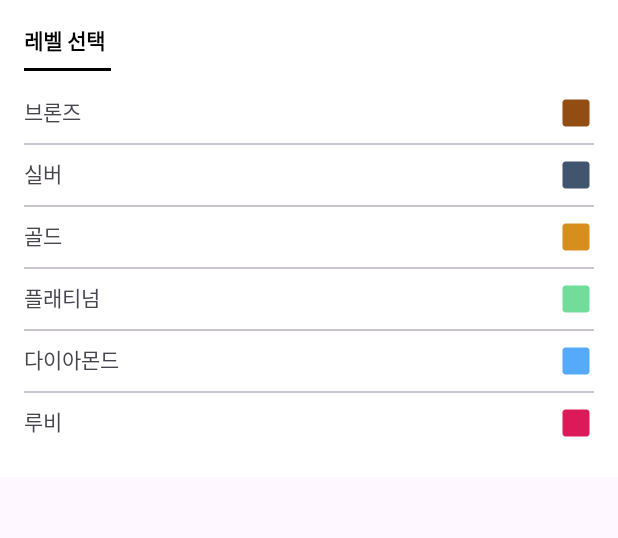
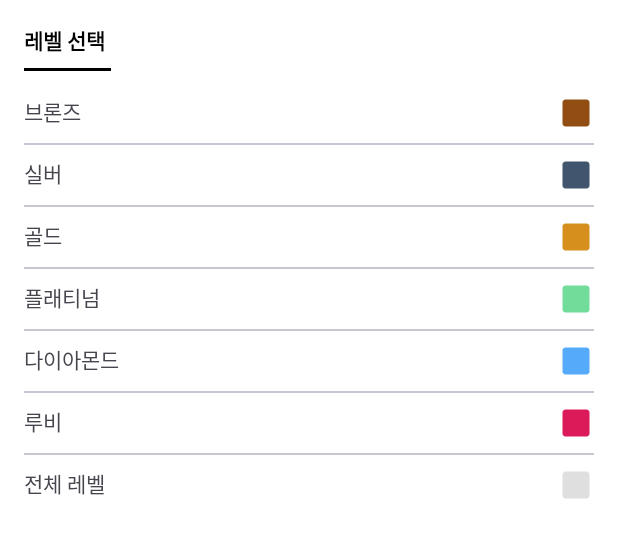
Before and after one commit to w36495/randomrithm, an Android app: the layout dialog_level_selection.xml on its own in the app's theme, with its tools: preview values and no code run, on a phone screen of 412 x 824 dp. Shown: the top 538 px of the screen. Run offline under Robolectric (Android 15) with nearby library versions, the phone set to English and light mode, and no system bars.

Commit message:
ui : 전체 레벨 버튼 추가

```diff
--- a/app/src/main/res/layout/dialog_level_selection.xml
+++ b/app/src/main/res/layout/dialog_level_selection.xml
@@ -110,6 +110,19 @@
             app:drawableRightCompat="@drawable/ic_round_square_24"
             app:drawableTint="@color/ruby" />
 
+        <com.google.android.material.divider.MaterialDivider
+            android:layout_width="match_parent"
+            android:layout_height="1dp" />
+
+        <TextView
+            android:id="@+id/tv_all"
+            android:layout_width="match_parent"
+            android:layout_height="wrap_content"
+            android:paddingVertical="8dp"
+            android:text="@string/tv_all"
+            app:drawableRightCompat="@drawable/ic_round_square_24"
+            app:drawableTint="#DFDFDF" />
+
     </LinearLayout>
 
 </androidx.constraintlayout.widget.ConstraintLayout>
--- a/app/src/main/res/values-night/strings.xml
+++ b/app/src/main/res/values-night/strings.xml
@@ -17,6 +17,7 @@
     <string name="tv_platinum">플래티넘</string>
     <string name="tv_diamond">다이아몬드</string>
     <string name="tv_ruby">루비</string>
+    <string name="tv_all">전체 레벨</string>
 
     <string-array name="levelForTabItem">
         <item>Unrank</item>
--- a/app/src/main/res/values/strings.xml
+++ b/app/src/main/res/values/strings.xml
@@ -17,6 +17,7 @@
     <string name="tv_platinum">플래티넘</string>
     <string name="tv_diamond">다이아몬드</string>
     <string name="tv_ruby">루비</string>
+    <string name="tv_all">전체 레벨</string>
 
     <string-array name="levelForTabItem">
         <item>Unrank</item>
```
